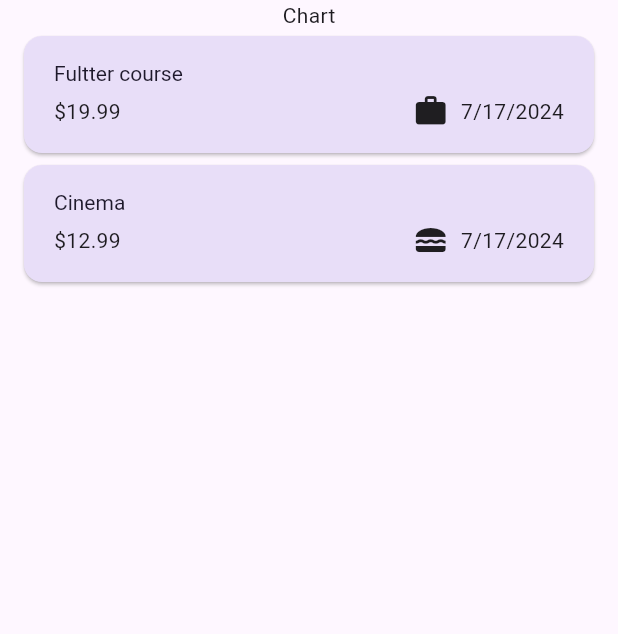
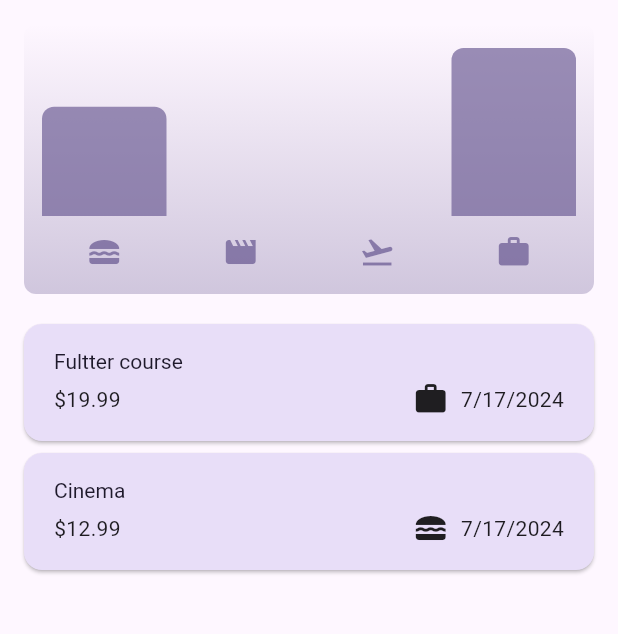
Before and after one commit to IsharaNawa/expense-tracker, a Flutter app: the screen it shows after launch, on a phone screen of 412 x 824 dp, the part 84-718 px from its top. Run offline on Flutter 3.47's test engine with Material 3 defaults, Android fonts, the phone set to English and light mode, and no system bars.

Commit message:
adding the chart

```diff
--- a/lib/models/expense.dart
+++ b/lib/models/expense.dart
@@ -33,3 +33,25 @@ class Expense {
     return formatter.format(date);
   }
 }
+
+class ExpenseBucket {
+  const ExpenseBucket({required this.category, required this.expsenses});
+
+  ExpenseBucket.forCategory(List<Expense> allExpsenses, this.category)
+      : expsenses = allExpsenses
+            .where((expense) => expense.category == category)
+            .toList();
+
+  final Category category;
+  final List<Expense> expsenses;
+
+  double get totalExpenses {
+    double sum = 0.0;
+
+    for (Expense expense in expsenses) {
+      sum += expense.amount;
+    }
+
+    return sum;
+  }
+}
--- /dev/null
+++ b/lib/widgets/chart/chart.dart
@@ -0,0 +1,95 @@
+import 'package:flutter/material.dart';
+
+import 'package:expense_tracker/widgets/chart/chart_bar.dart';
+import 'package:expense_tracker/models/expense.dart';
+
+class Chart extends StatelessWidget {
+  const Chart({super.key, required this.expenses});
+
+  final List<Expense> expenses;
+
+  List<ExpenseBucket> get buckets {
+    return [
+      ExpenseBucket.forCategory(expenses, Category.food),
+      ExpenseBucket.forCategory(expenses, Category.leisure),
+      ExpenseBucket.forCategory(expenses, Category.travel),
+      ExpenseBucket.forCategory(expenses, Category.work),
+    ];
+  }
+
+  double get maxTotalExpense {
+    double maxTotalExpense = 0;
+
+    for (final bucket in buckets) {
+      if (bucket.totalExpenses > maxTotalExpense) {
+        maxTotalExpense = bucket.totalExpenses;
+      }
+    }
+
+    return maxTotalExpense;
+  }
+
+  @override
+  Widget build(BuildContext context) {
+    final isDarkMode =
+        MediaQuery.of(context).platformBrightness == Brightness.dark;
+    return Container(
+      margin: const EdgeInsets.all(16),
+      padding: const EdgeInsets.symmetric(
+        vertical: 16,
+        horizontal: 8,
+      ),
+      width: double.infinity,
+      height: 180,
+      decoration: BoxDecoration(
+        borderRadius: BorderRadius.circular(8),
+        gradient: LinearGradient(
+          colors: [
+            Theme.of(context).colorScheme.primary.withOpacity(0.3),
+            Theme.of(context).colorScheme.primary.withOpacity(0.0)
+          ],
+          begin: Alignment.bottomCenter,
+          end: Alignment.topCenter,
+        ),
+      ),
+      child: Column(
+        children: [
+          Expanded(
+            child: Row(
+              crossAxisAlignment: CrossAxisAlignment.end,
+              children: [
+                for (final bucket in buckets) // alternative to map()
+                  ChartBar(
+                    fill: bucket.totalExpenses == 0
+                        ? 0
+                        : bucket.totalExpenses / maxTotalExpense,
+                  )
+              ],
+            ),
+          ),
+          const SizedBox(height: 12),
+          Row(
+            children: buckets
+                .map(
+                  (bucket) => Expanded(
+                    child: Padding(
+                      padding: const EdgeInsets.symmetric(horizontal: 4),
+                      child: Icon(
+                        categoryIcons[bucket.category],
+                        color: isDarkMode
+                            ? Theme.of(context).colorScheme.secondary
+                            : Theme.of(context)
+                                .colorScheme
+                                .primary
+                                .withOpacity(0.7),
+                      ),
+                    ),
+                  ),
+                )
+                .toList(),
+          )
+        ],
+      ),
+    );
+  }
+}
--- /dev/null
+++ b/lib/widgets/chart/chart_bar.dart
@@ -0,0 +1,34 @@
+import 'package:flutter/material.dart';
+
+class ChartBar extends StatelessWidget {
+  const ChartBar({
+    super.key,
+    required this.fill,
+  });
+
+  final double fill;
+
+  @override
+  Widget build(BuildContext context) {
+    final isDarkMode =
+        MediaQuery.of(context).platformBrightness == Brightness.dark;
+    return Expanded(
+      child: Padding(
+        padding: const EdgeInsets.symmetric(horizontal: 4),
+        child: FractionallySizedBox(
+          heightFactor: fill,
+          child: DecoratedBox(
+            decoration: BoxDecoration(
+              shape: BoxShape.rectangle,
+              borderRadius:
+                  const BorderRadius.vertical(top: Radius.circular(8)),
+              color: isDarkMode
+                  ? Theme.of(context).colorScheme.secondary
+                  : Theme.of(context).colorScheme.primary.withOpacity(0.65),
+            ),
+          ),
+        ),
+      ),
+    );
+  }
+}
--- a/lib/widgets/expenses.dart
+++ b/lib/widgets/expenses.dart
@@ -1,3 +1,4 @@
+import 'package:expense_tracker/widgets/chart/chart.dart';
 import 'package:expense_tracker/widgets/expenses_list/expenses_list.dart';
 import 'package:expense_tracker/models/expense.dart';
 import 'package:expense_tracker/widgets/new_expense.dart';
@@ -103,7 +104,7 @@ class _ExpensesState extends State<Expenses> {
       ),
       body: Column(
         children: [
-          const Text("Chart"),
+          Chart(expenses: _registeredExpenses),
 
           // why do we use Expanded here ? Because column(or column like widget) inside a
           // column does not rendered accurately
```
